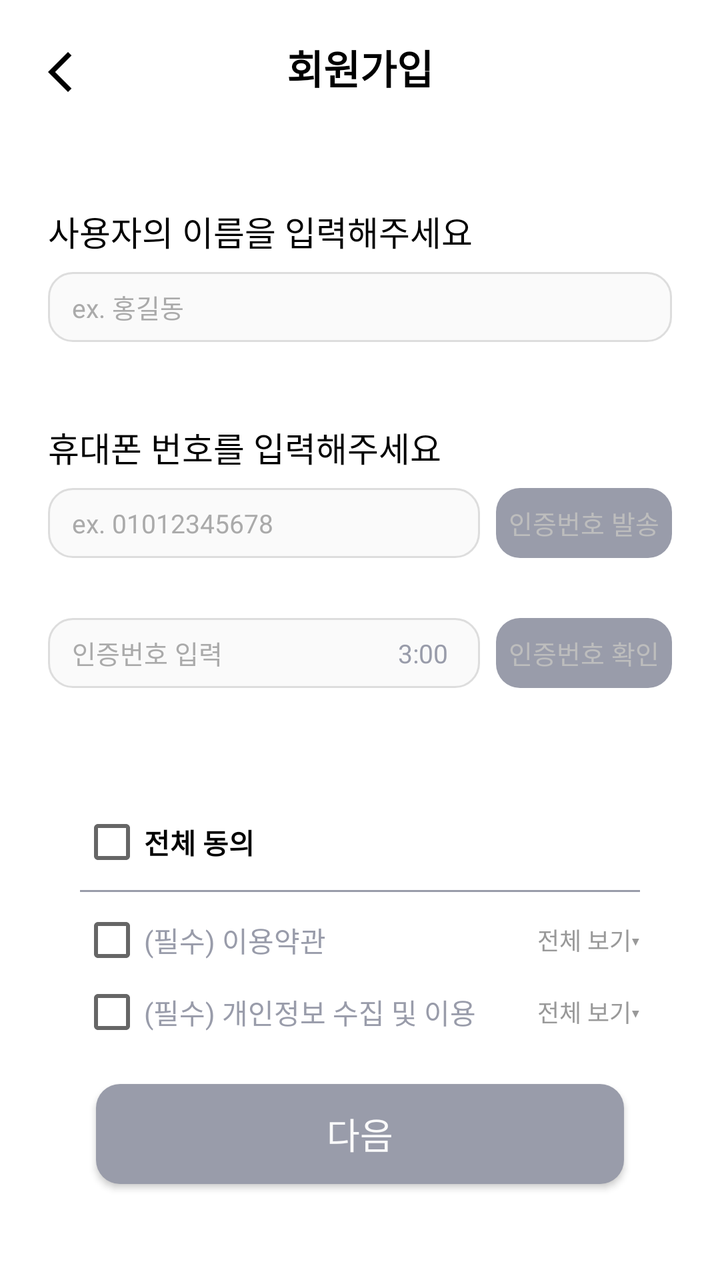
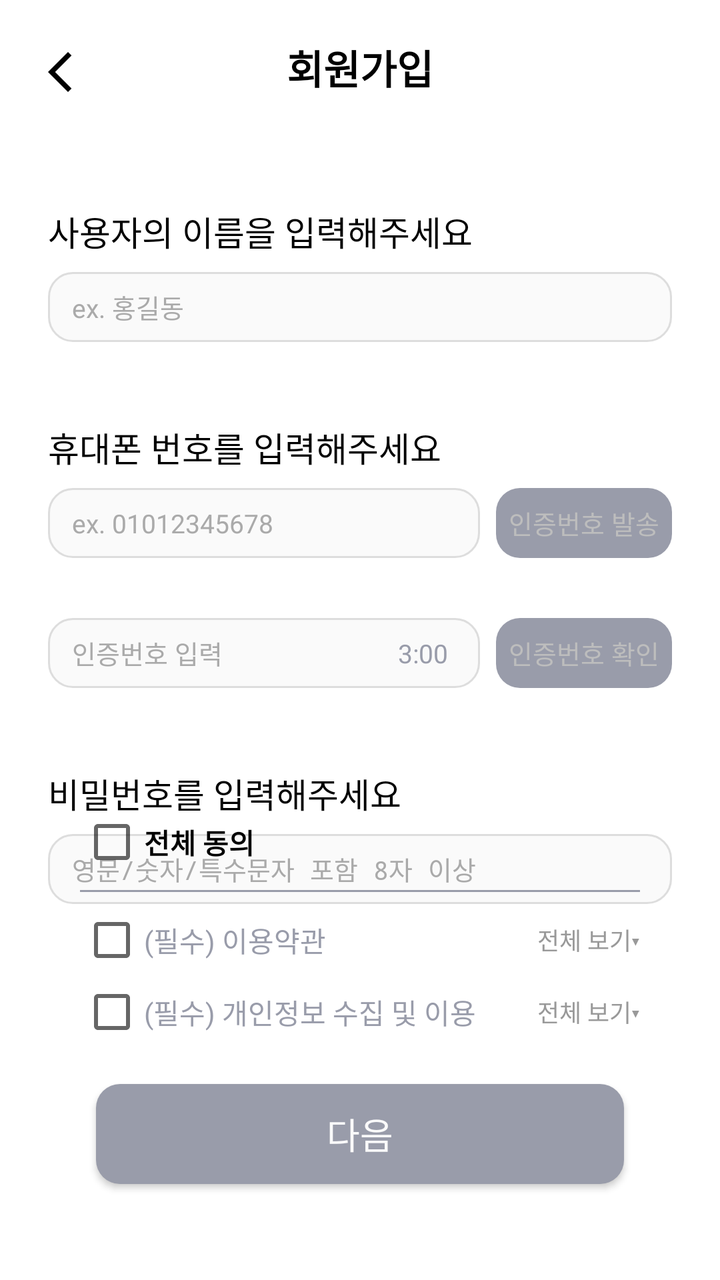

The first picture is an Android layout as it rendered before a commit; the second is the same layout after the commit. The layout source and the unified diff follow.
<!-- AndroidManifest.xml: application theme Theme.MyCalendarApp -->
<!-- res/layout/activity_signup.xml -->
<?xml version="1.0" encoding="utf-8"?>
<androidx.constraintlayout.widget.ConstraintLayout
    xmlns:android="http://schemas.android.com/apk/res/android"
    xmlns:app="http://schemas.android.com/apk/res-auto"
    xmlns:tools="http://schemas.android.com/tools"
    android:layout_width="match_parent"
    android:layout_height="match_parent"
    android:padding="24dp"
    android:background="#FFFFFF">

    
    <ImageButton
        android:id="@+id/btn_back"
        android:layout_width="24dp"
        android:layout_height="24dp"
        android:background="@android:color/transparent"
        android:src="@drawable/ic_back"
        android:contentDescription="뒤로 가기"
        app:layout_constraintTop_toTopOf="parent"
        app:layout_constraintStart_toStartOf="parent" />

    
    <TextView
        android:id="@+id/title_text"
        android:layout_width="wrap_content"
        android:layout_height="wrap_content"
        android:text="회원가입"
        android:textColor="#000000"
        android:textSize="20sp"
        android:textStyle="bold"
        app:layout_constraintBottom_toBottomOf="@id/btn_back"
        app:layout_constraintStart_toStartOf="parent"
        app:layout_constraintEnd_toEndOf="parent" />

    
    <TextView
        android:id="@+id/name_text"
        android:layout_width="wrap_content"
        android:layout_height="wrap_content"
        android:text="사용자의 이름을 입력해주세요"
        android:textSize="17sp"
        android:textColor="#000000"
        android:layout_marginTop="55dp"
        app:layout_constraintTop_toBottomOf="@id/btn_back"
        app:layout_constraintStart_toStartOf="parent" />

    
    <EditText
        android:id="@+id/et_name"
        android:layout_width="0dp"
        android:layout_height="35dp"
        android:hint="ex. 홍길동"
        android:textSize="13sp"
        android:textColor="#000000"
        android:textColorHint="#AAAAAA"
        android:paddingTop="4dp"
        android:paddingBottom="4dp"
        android:paddingStart="12dp"
        android:paddingEnd="12dp"
        android:gravity="center_vertical"
        android:background="@drawable/ic_roundedbox"
        android:inputType="textPersonName"
        app:layout_constraintTop_toBottomOf="@id/name_text"
        app:layout_constraintStart_toStartOf="parent"
        app:layout_constraintEnd_toEndOf="parent"
        android:layout_marginTop="8dp" />

    
    <LinearLayout
        android:id="@+id/message_name"
        android:layout_width="match_parent"
        android:layout_height="wrap_content"
        android:orientation="horizontal"
        android:visibility="gone"
        android:layout_marginTop="2dp"
        app:layout_constraintTop_toBottomOf="@id/et_name"
        app:layout_constraintStart_toStartOf="parent">
        <ImageView
            android:id="@+id/icon_name"
            android:layout_width="12dp"
            android:layout_height="12dp"
            android:layout_marginEnd="4dp"
            android:layout_gravity="bottom"
            android:src="@drawable/ic_warning" />
        <TextView
            android:id="@+id/text_name"
            android:layout_width="wrap_content"
            android:layout_height="wrap_content"
            android:text="올바른 양식이 아닙니다. 다시 입력해주세요."
            android:textSize="10sp"
            android:textColor="#FF0000" />
    </LinearLayout>

    
    <TextView
        android:id="@+id/phone_text"
        android:layout_width="wrap_content"
        android:layout_height="wrap_content"
        android:text="휴대폰 번호를 입력해주세요"
        android:textSize="17sp"
        android:textColor="#000000"
        android:layout_marginTop="40dp"
        app:layout_constraintTop_toBottomOf="@id/et_name"
        app:layout_constraintStart_toStartOf="parent" />

    
    <EditText
        android:id="@+id/et_phone"
        android:layout_width="0dp"
        android:layout_height="35dp"
        android:hint="ex. 01012345678"
        android:textSize="13sp"
        android:inputType="phone"
        android:textColor="#000000"
        android:textColorHint="#AAAAAA"
        android:background="@drawable/ic_roundedbox"
        android:paddingHorizontal="12dp"
        android:gravity="center_vertical"
        android:layout_marginTop="8dp"
        android:layout_marginEnd="8dp"
        app:layout_constraintTop_toBottomOf="@id/phone_text"
        app:layout_constraintStart_toStartOf="parent"
        app:layout_constraintEnd_toStartOf="@id/btn_send_code" />

    
    <Button
        android:id="@+id/btn_send_code"
        android:layout_width="wrap_content"
        android:layout_height="35dp"
        android:text="인증번호 발송"
        android:textColor="#BDBDBD"
        android:textSize="13sp"
        android:background="@drawable/ic_roundedbox_dark"
        android:enabled="false"
        app:layout_constraintTop_toTopOf="@+id/et_phone"
        app:layout_constraintBottom_toBottomOf="@id/et_phone"
        app:layout_constraintEnd_toEndOf="parent" />

    
    <LinearLayout
        android:id="@+id/message_phone"
        android:layout_width="match_parent"
        android:layout_height="wrap_content"
        android:orientation="horizontal"
        android:visibility="gone"
        android:layout_marginTop="2dp"
        app:layout_constraintTop_toBottomOf="@id/et_phone"
        app:layout_constraintStart_toStartOf="parent">
        <ImageView
            android:id="@+id/icon_phone"
            android:layout_width="12dp"
            android:layout_height="12dp"
            android:layout_marginEnd="4dp"
            android:layout_gravity="bottom"
            android:src="@drawable/ic_check" />
        <TextView
            android:id="@+id/text_phone"
            android:layout_width="wrap_content"
            android:layout_height="wrap_content"
            android:text="인증번호가 발송되었습니다."
            android:textSize="10sp"
            android:textColor="#2BA600"/>
        <TextView
            android:id="@+id/text_send_count"
            android:layout_width="wrap_content"
            android:layout_height="wrap_content"
            android:text="(1/5)"
            android:textSize="10sp"
            android:textColor="#AAAAAA"
            android:layout_marginStart="100dp" />
    </LinearLayout>

    
    <EditText
        android:id="@+id/et_auth_code"
        android:layout_width="0dp"
        android:layout_height="35dp"
        android:hint="인증번호 입력"
        android:textSize="13sp"
        android:inputType="number"
        android:textColor="#000000"
        android:textColorHint="#AAAAAA"
        android:background="@drawable/ic_roundedbox"
        android:paddingStart="12dp"
        android:paddingEnd="48dp"
        android:gravity="center_vertical"
        android:layout_marginTop="30dp"
        android:layout_marginEnd="8dp"
        app:layout_constraintTop_toBottomOf="@id/et_phone"
        app:layout_constraintStart_toStartOf="parent"
        app:layout_constraintEnd_toStartOf="@id/btn_check_code" />

    
    <TextView
        android:id="@+id/text_timer"
        android:layout_width="wrap_content"
        android:layout_height="wrap_content"
        android:text="3:00"
        android:textSize="13sp"
        android:textColor="#999CAA"
        android:layout_marginEnd="16dp"
        app:layout_constraintEnd_toEndOf="@id/et_auth_code"
        app:layout_constraintTop_toTopOf="@id/et_auth_code"
        app:layout_constraintBottom_toBottomOf="@id/et_auth_code"
        app:layout_constraintVertical_bias="0.5" />

    
    <Button
        android:id="@+id/btn_check_code"
        android:layout_width="wrap_content"
        android:layout_height="35dp"
        android:text="인증번호 확인"
        android:textColor="#BDBDBD"
        android:textSize="13sp"
        android:background="@drawable/ic_roundedbox_dark"
        android:enabled="false"
        app:layout_constraintTop_toTopOf="@+id/et_auth_code"
        app:layout_constraintBottom_toBottomOf="@id/et_auth_code"
        app:layout_constraintEnd_toEndOf="parent" />

    
    <LinearLayout
        android:id="@+id/message_cert"
        android:layout_width="match_parent"
        android:layout_height="wrap_content"
        android:layout_marginStart="8dp"
        android:visibility="gone"
        android:orientation="horizontal"
        app:layout_constraintStart_toStartOf="parent"
        app:layout_constraintTop_toBottomOf="@id/et_auth_code"
        tools:layout_editor_absoluteY="321dp">

        <ImageView
            android:id="@+id/icon_cert"
            android:layout_width="10dp"
            android:layout_height="10dp"
            android:layout_gravity="bottom"
            android:layout_marginEnd="4dp"
            android:src="@drawable/ic_check" />

        <TextView
            android:id="@+id/text_cert"
            android:layout_width="wrap_content"
            android:layout_height="wrap_content"
            android:text="인증번호가 일치합니다."
            android:textColor="#2BA600"
            android:textSize="10sp" />
    </LinearLayout>

    
    <LinearLayout
        android:id="@+id/consent_section"
        android:layout_width="0dp"
        android:layout_height="wrap_content"
        android:orientation="vertical"
        android:padding="16dp"
        app:layout_constraintBottom_toTopOf="@+id/btn_next"
        app:layout_constraintStart_toStartOf="parent"
        app:layout_constraintEnd_toEndOf="parent" >

        
        <CheckBox
            android:id="@+id/cb_all"
            android:layout_width="match_parent"
            android:layout_height="wrap_content"
            android:text="전체 동의"
            android:textStyle="bold" />

        
        <View
            android:layout_width="match_parent"
            android:layout_height="1dp"
            android:layout_marginVertical="8dp"
            android:background="#999CAA" />

        
        <LinearLayout
            android:layout_width="match_parent"
            android:layout_height="wrap_content"
            android:orientation="horizontal"
            android:gravity="center_vertical"
            android:layout_marginBottom="4dp">
            <CheckBox
                android:id="@+id/cb_terms"
                android:layout_width="wrap_content"
                android:layout_height="wrap_content"
                android:textColor="#999CAA"
                android:text="(필수) 이용약관"
                android:layout_weight="1" />
            <TextView
                android:id="@+id/tv_view_terms"
                android:layout_width="wrap_content"
                android:layout_height="wrap_content"
                android:text="전체 보기▾"
                android:textSize="12sp"
                android:textColor="#999999" />
        </LinearLayout>

        <LinearLayout
            android:layout_width="match_parent"
            android:layout_height="wrap_content"
            android:orientation="horizontal"
            android:gravity="center_vertical"
            android:layout_marginBottom="4dp">
            <CheckBox
                android:id="@+id/cb_privacy"
                android:layout_width="wrap_content"
                android:layout_height="wrap_content"
                android:text="(필수) 개인정보 수집 및 이용"
                android:textColor="#999CAA"
                android:layout_weight="1" />
            <TextView
                android:id="@+id/tv_view_privacy"
                android:layout_width="wrap_content"
                android:layout_height="wrap_content"
                android:text="전체 보기▾"
                android:textSize="12sp"
                android:textColor="#999999" />
        </LinearLayout>

    </LinearLayout>

    
    <Button
        android:id="@+id/btn_next"
        android:layout_width="0dp"
        android:layout_height="50dp"
        android:text="다음"
        android:textColor="#FAFAFA"
        android:textSize="18sp"
        android:background="@drawable/ic_roundedbox_dark"
        app:layout_constraintBottom_toBottomOf="parent"
        app:layout_constraintStart_toStartOf="parent"
        app:layout_constraintEnd_toEndOf="parent"
        android:layout_margin="24dp" />

</androidx.constraintlayout.widget.ConstraintLayout>
<!-- resources referenced by this layout -->
<resources>
  <!-- drawable ic_back (drawable) -->
  <vector xmlns:android="http://schemas.android.com/apk/res/android" android:autoMirrored="true" android:height="24dp" android:tint="#000000" android:viewportHeight="960" android:viewportWidth="960" android:width="24dp">
        
      <path android:fillColor="@android:color/white" android:pathData="M400,880L0,480L400,80L471,151L142,480L471,809L400,880Z"/>
      
  </vector>
  <!-- drawable ic_check (drawable) -->
  <vector xmlns:android="http://schemas.android.com/apk/res/android" android:height="24dp" android:tint="#2BA600" android:viewportHeight="24" android:viewportWidth="24" android:width="24dp">
        
      <path android:fillColor="@android:color/white" android:pathData="M16.59,7.58L10,14.17l-3.59,-3.58L5,12l5,5 8,-8zM12,2C6.48,2 2,6.48 2,12s4.48,10 10,10 10,-4.48 10,-10S17.52,2 12,2zM12,20c-4.42,0 -8,-3.58 -8,-8s3.58,-8 8,-8 8,3.58 8,8 -3.58,8 -8,8z"/>
      
  </vector>
  <!-- drawable ic_roundedbox (drawable) -->
  <?xml version="1.0" encoding="utf-8"?>
  <shape xmlns:android="http://schemas.android.com/apk/res/android"
      android:shape="rectangle">
  
      
      <solid android:color="#FAFAFA" />
  
      
      <stroke
          android:width="1dp"
          android:color="#DDDDDD" />
  
      
      <corners android:radius="12dp"/>
  
  </shape>
  <!-- drawable ic_roundedbox_dark (drawable) -->
  <?xml version="1.0" encoding="utf-8"?>
  <shape xmlns:android="http://schemas.android.com/apk/res/android">
      <solid android:color="#999CAA" />
      <corners android:radius="12dp" />
  
  </shape>
  <!-- drawable ic_warning (drawable) -->
  <vector xmlns:android="http://schemas.android.com/apk/res/android" android:height="24dp" android:tint="#FF0000" android:viewportHeight="24" android:viewportWidth="24" android:width="24dp">
        
      <path android:fillColor="@android:color/white" android:pathData="M12,5.99L19.53,19H4.47L12,5.99M12,2L1,21h22L12,2L12,2z"/>
        
      <path android:fillColor="@android:color/white" android:pathData="M13,16l-2,0l0,2l2,0z"/>
        
      <path android:fillColor="@android:color/white" android:pathData="M13,10l-2,0l0,5l2,0z"/>
      
  </vector>
  <style name="Theme.MyCalendarApp" parent="Theme.AppCompat.Light.NoActionBar">
          
          <item name="android:windowBackground">@android:color/white</item>
      </style>
</resources>

<!-- the commit's change to res/layout/activity_signup.xml (unified diff, before → after) -->
@@ -60,10 +60,10 @@
         android:gravity="center_vertical"
         android:background="@drawable/ic_roundedbox"
         android:inputType="textPersonName"
+        android:layout_marginTop="8dp"
         app:layout_constraintTop_toBottomOf="@id/name_text"
         app:layout_constraintStart_toStartOf="parent"
-        app:layout_constraintEnd_toEndOf="parent"
-        android:layout_marginTop="8dp" />
+        app:layout_constraintEnd_toEndOf="parent" />
 
     
     <LinearLayout
@@ -159,7 +159,7 @@
             android:layout_height="wrap_content"
             android:text="인증번호가 발송되었습니다."
             android:textSize="10sp"
-            android:textColor="#2BA600"/>
+            android:textColor="#2BA600" />
         <TextView
             android:id="@+id/text_send_count"
             android:layout_width="wrap_content"
@@ -223,29 +223,56 @@
         android:id="@+id/message_cert"
         android:layout_width="match_parent"
         android:layout_height="wrap_content"
-        android:layout_marginStart="8dp"
+        android:orientation="horizontal"
         android:visibility="gone"
-        android:orientation="horizontal"
-        app:layout_constraintStart_toStartOf="parent"
+        android:layout_marginTop="2dp"
         app:layout_constraintTop_toBottomOf="@id/et_auth_code"
-        tools:layout_editor_absoluteY="321dp">
-
+        app:layout_constraintStart_toStartOf="parent">
         <ImageView
             android:id="@+id/icon_cert"
-            android:layout_width="10dp"
-            android:layout_height="10dp"
+            android:layout_width="12dp"
+            android:layout_height="12dp"
+            android:layout_marginEnd="4dp"
             android:layout_gravity="bottom"
-            android:layout_marginEnd="4dp"
             android:src="@drawable/ic_check" />
-
         <TextView
             android:id="@+id/text_cert"
             android:layout_width="wrap_content"
             android:layout_height="wrap_content"
             android:text="인증번호가 일치합니다."
-            android:textColor="#2BA600"
-            android:textSize="10sp" />
+            android:textSize="10sp"
+            android:textColor="#2BA600" />
     </LinearLayout>
+
+    
+    <TextView
+        android:id="@+id/password_text"
+        android:layout_width="wrap_content"
+        android:layout_height="wrap_content"
+        android:text="비밀번호를 입력해주세요"
+        android:textSize="17sp"
+        android:textColor="#000000"
+        android:layout_marginTop="40dp"
+        app:layout_constraintTop_toBottomOf="@id/message_cert"
+        app:layout_constraintStart_toStartOf="parent" />
+
+    
+    <EditText
+        android:id="@+id/et_password"
+        android:layout_width="0dp"
+        android:layout_height="35dp"
+        android:hint="영문/숫자/특수문자 포함 8자 이상"
+        android:textSize="13sp"
+        android:inputType="textPassword"
+        android:textColor="#000000"
+        android:textColorHint="#AAAAAA"
+        android:background="@drawable/ic_roundedbox"
+        android:paddingHorizontal="12dp"
+        android:gravity="center_vertical"
+        android:layout_marginTop="8dp"
+        app:layout_constraintTop_toBottomOf="@id/password_text"
+        app:layout_constraintStart_toStartOf="parent"
+        app:layout_constraintEnd_toEndOf="parent" />
 
     
     <LinearLayout
@@ -256,9 +283,8 @@
         android:padding="16dp"
         app:layout_constraintBottom_toTopOf="@+id/btn_next"
         app:layout_constraintStart_toStartOf="parent"
-        app:layout_constraintEnd_toEndOf="parent" >
-
-        
+        app:layout_constraintEnd_toEndOf="parent">
+
         <CheckBox
             android:id="@+id/cb_all"
             android:layout_width="match_parent"
@@ -266,14 +292,12 @@
             android:text="전체 동의"
             android:textStyle="bold" />
 
-        
         <View
             android:layout_width="match_parent"
             android:layout_height="1dp"
             android:layout_marginVertical="8dp"
             android:background="#999CAA" />
 
-        
         <LinearLayout
             android:layout_width="match_parent"
             android:layout_height="wrap_content"
@@ -317,7 +341,6 @@
                 android:textSize="12sp"
                 android:textColor="#999999" />
         </LinearLayout>
-
     </LinearLayout>
 
     
@@ -329,9 +352,8 @@
         android:textColor="#FAFAFA"
         android:textSize="18sp"
         android:background="@drawable/ic_roundedbox_dark"
+        android:layout_margin="24dp"
         app:layout_constraintBottom_toBottomOf="parent"
         app:layout_constraintStart_toStartOf="parent"
-        app:layout_constraintEnd_toEndOf="parent"
-        android:layout_margin="24dp" />
-
+        app:layout_constraintEnd_toEndOf="parent" />
 </androidx.constraintlayout.widget.ConstraintLayout>
